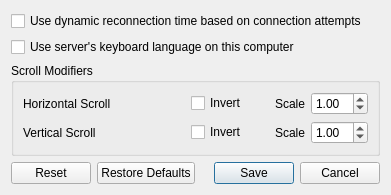
Qt form src/lib/gui/dialogs/ClientConfigDialog.ui (zgpbloodwolf/deskflow) before a commit.
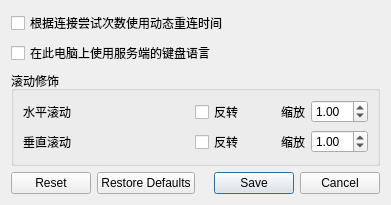
The same form after that commit.

Diff of the .ui file:
```diff
--- a/src/lib/gui/dialogs/ClientConfigDialog.ui
+++ b/src/lib/gui/dialogs/ClientConfigDialog.ui
@@ -26,34 +26,34 @@
       <string>&lt;html&gt;&lt;head/&gt;&lt;body&gt;&lt;p&gt;Allow the client to slow the rate it attempts to reconnect to the server when connections attempts are failing. The delay between connection attempts will  start at 1 second intervals and can be a maxium of 5 minutes between connection attempts.&lt;/p&gt;&lt;/body&gt;&lt;/html&gt;</string>
      </property>
      <property name="text">
-      <string>Use dynamic reconnection time based on connection attempts</string>
+      <string>根据连接尝试次数使用动态重连时间</string>
      </property>
     </widget>
    </item>
    <item>
     <widget class="QCheckBox" name="cbLanguageSync">
      <property name="text">
-      <string>Use server's keyboard language on this computer</string>
+      <string>在此电脑上使用服务端的键盘语言</string>
      </property>
     </widget>
    </item>
    <item>
     <widget class="QGroupBox" name="groupBox">
      <property name="title">
-      <string>Scroll Modifiers</string>
+      <string>滚动修饰</string>
      </property>
      <layout class="QGridLayout" name="gridLayout">
       <item row="5" column="2">
        <widget class="QCheckBox" name="cbYScrollInvert">
         <property name="text">
-         <string>Invert</string>
+         <string>反转</string>
         </property>
        </widget>
       </item>
       <item row="1" column="2">
        <widget class="QCheckBox" name="cbXScrollInvert">
         <property name="text">
-         <string>Invert</string>
+         <string>反转</string>
         </property>
        </widget>
       </item>
@@ -68,7 +68,7 @@
            </sizepolicy>
           </property>
           <property name="text">
-           <string>Scale</string>
+           <string>缩放</string>
           </property>
          </widget>
         </item>
@@ -113,7 +113,7 @@
            </sizepolicy>
           </property>
           <property name="text">
-           <string>Scale</string>
+           <string>缩放</string>
           </property>
          </widget>
         </item>
@@ -150,14 +150,14 @@
       <item row="1" column="0" colspan="2">
        <widget class="QLabel" name="lblHScroll">
         <property name="text">
-         <string>Horizontal Scroll</string>
+         <string>水平滚动</string>
         </property>
        </widget>
       </item>
       <item row="5" column="0" colspan="2">
        <widget class="QLabel" name="lblVScroll">
         <property name="text">
-         <string>Vertical Scroll</string>
+         <string>垂直滚动</string>
         </property>
        </widget>
       </item>
```
Left out of the diff: 4 changed lines with no effect on the pictures.
